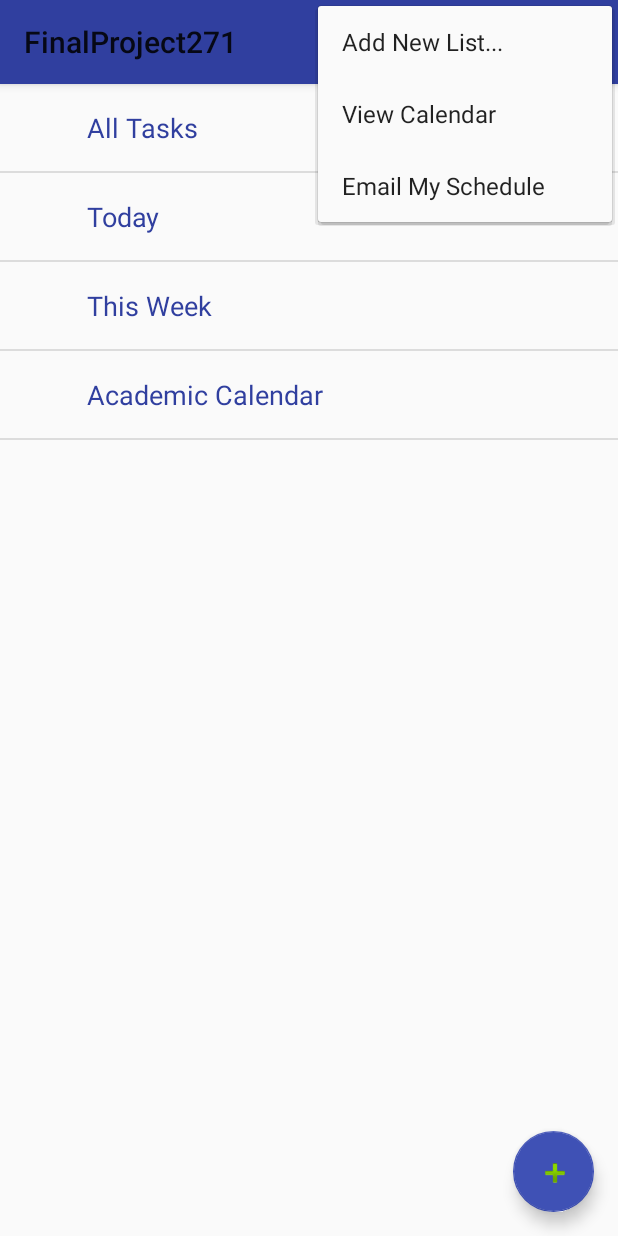
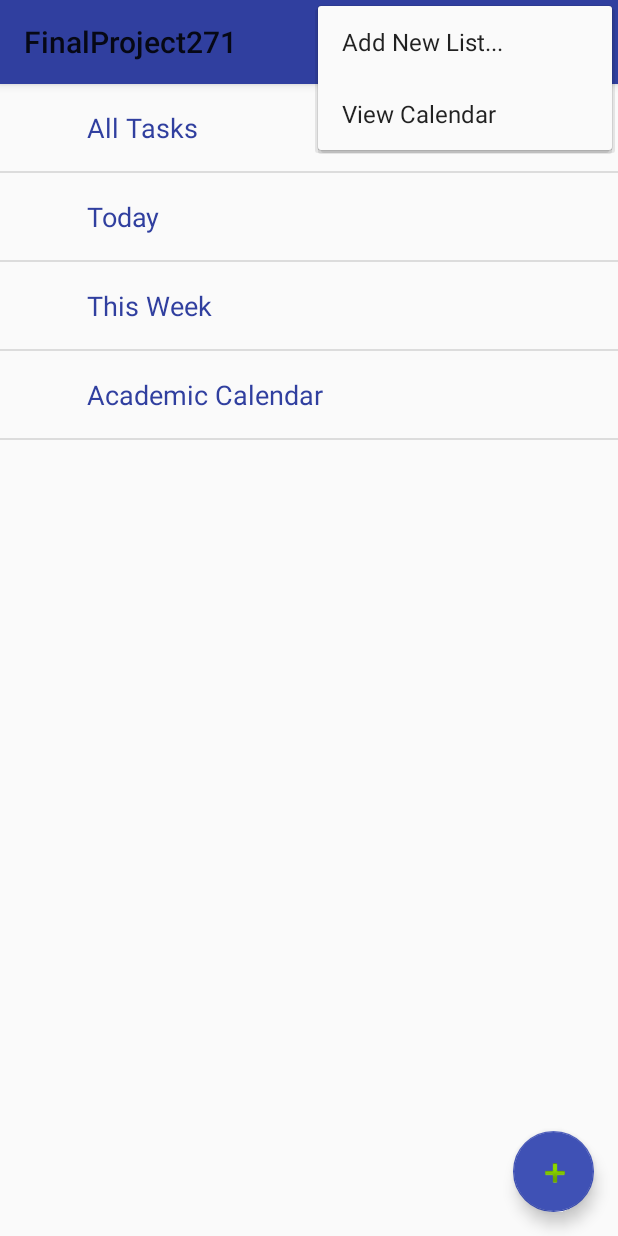
Before and after one commit to figueroaluis/TBD, an Android app: the screen it shows after launch (MainActivity), with the options menu open, on a phone screen of 412 x 824 dp. Run offline under Robolectric (Android 15) with nearby library versions, the phone set to English and light mode, and no system bars; our stand-ins replace Room's generated code.

Commit message:
delete email button

```diff
--- a/app/src/main/res/menu/menu_main.xml
+++ b/app/src/main/res/menu/menu_main.xml
@@ -16,11 +16,11 @@
         app:showAsAction="never"
         />
 
-    <item
-        android:id="@+id/email_overview_menu_button"
-        android:title="Email My Schedule"
-        app:showAsAction="never"
-        />
+    <!--<item-->
+        <!--android:id="@+id/email_overview_menu_button"-->
+        <!--android:title="Email My Schedule"-->
+        <!--app:showAsAction="never"-->
+        <!--/>-->
     <!--<item-->
         <!--android:id="@+id/settings_menu_button"-->
         <!--android:title="Settings"-->
```
